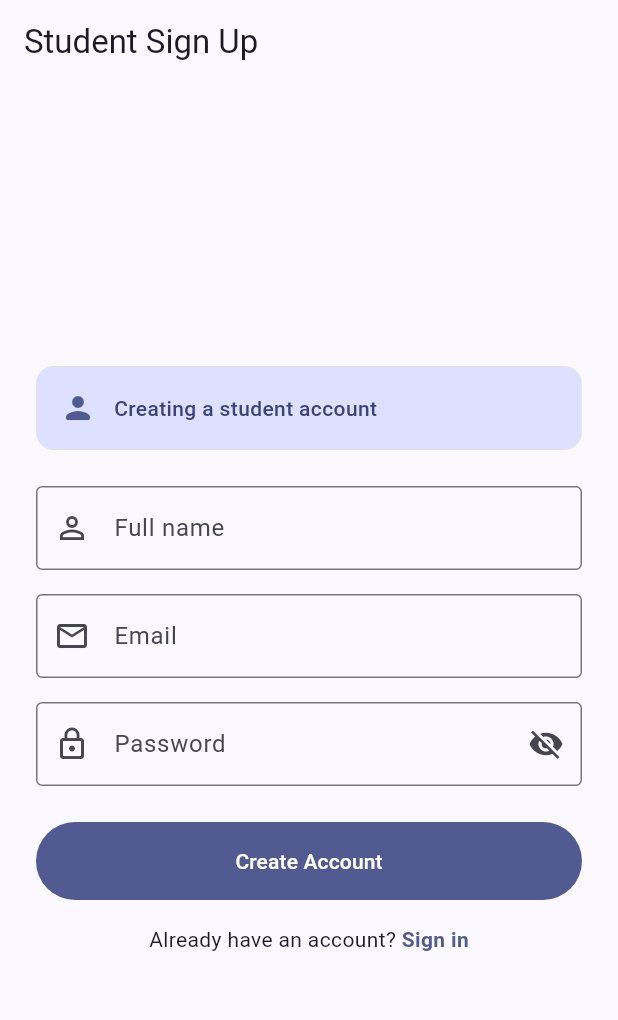
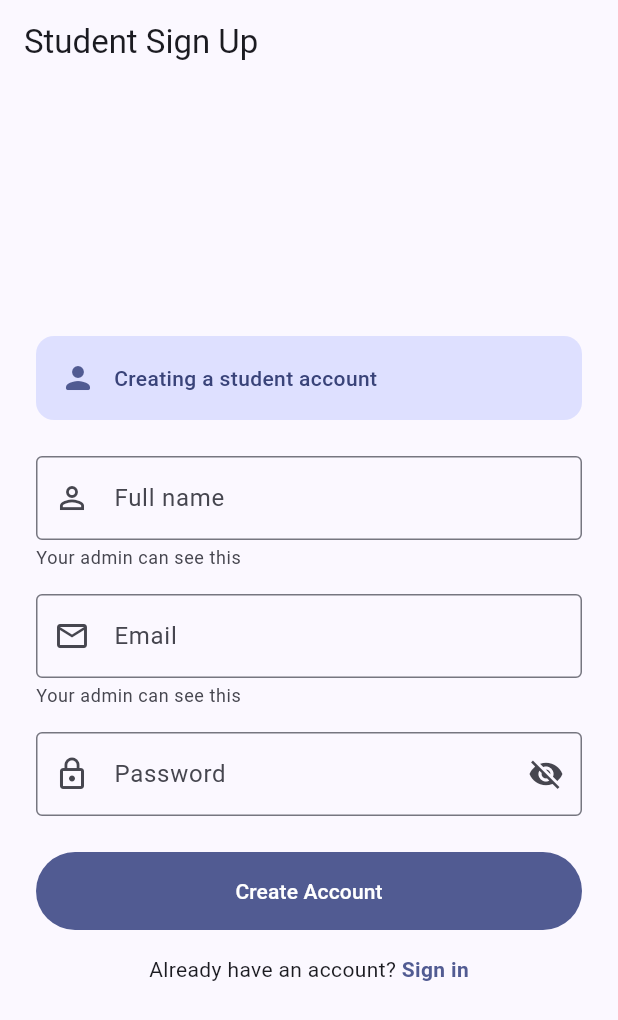
Before and after one commit to eristotl3/todolist_proto, a Flutter app: the RegisterScreen screen opened by its route, on a phone screen of 412 x 824 dp. Shown: the top 1020 px of the screen. Run offline on Flutter 3.47's test engine with Material 3 defaults, Android fonts, the phone set to English and light mode, and no system bars; our stand-ins replace flutter_dotenv, flutter_riverpod, flutter_slidable, freezed_annotation, go_router, riverpod_annotation and 2 more; accounts and stored records are empty; generated files the repository leaves out were written again.

Commit message:
Add sign-up visibility hints and inline login error message
Show 'Your admin can see this' hint below name and email fields on
student sign-up. Display an inline error box in the login form when
credentials are wrong, so the failure is impossible to miss.

Co-Authored-By: Claude Sonnet 4.6 <noreply@anthropic.com>

```diff
--- a/lib/features/auth/presentation/screens/register_screen.dart
+++ b/lib/features/auth/presentation/screens/register_screen.dart
@@ -122,6 +122,15 @@ class _RegisterScreenState extends ConsumerState<RegisterScreen> {
                       validator: (v) =>
                           (v == null || v.trim().isEmpty) ? 'Enter your name' : null,
                     ),
+                    if (!isTeacher) ...[
+                      const SizedBox(height: 4),
+                      Text(
+                        'Your admin can see this',
+                        style: theme.textTheme.bodySmall?.copyWith(
+                          color: theme.colorScheme.onSurfaceVariant,
+                        ),
+                      ),
+                    ],
                     const SizedBox(height: 16),
                     TextFormField(
                       controller: _emailController,
@@ -138,6 +147,15 @@ class _RegisterScreenState extends ConsumerState<RegisterScreen> {
                         return null;
                       },
                     ),
+                    if (!isTeacher) ...[
+                      const SizedBox(height: 4),
+                      Text(
+                        'Your admin can see this',
+                        style: theme.textTheme.bodySmall?.copyWith(
+                          color: theme.colorScheme.onSurfaceVariant,
+                        ),
+                      ),
+                    ],
                     const SizedBox(height: 16),
                     TextFormField(
                       controller: _passwordController,
```
Also changed, not shown: lib/features/auth/presentation/screens/login_screen.dart (+30 -0 lines).
